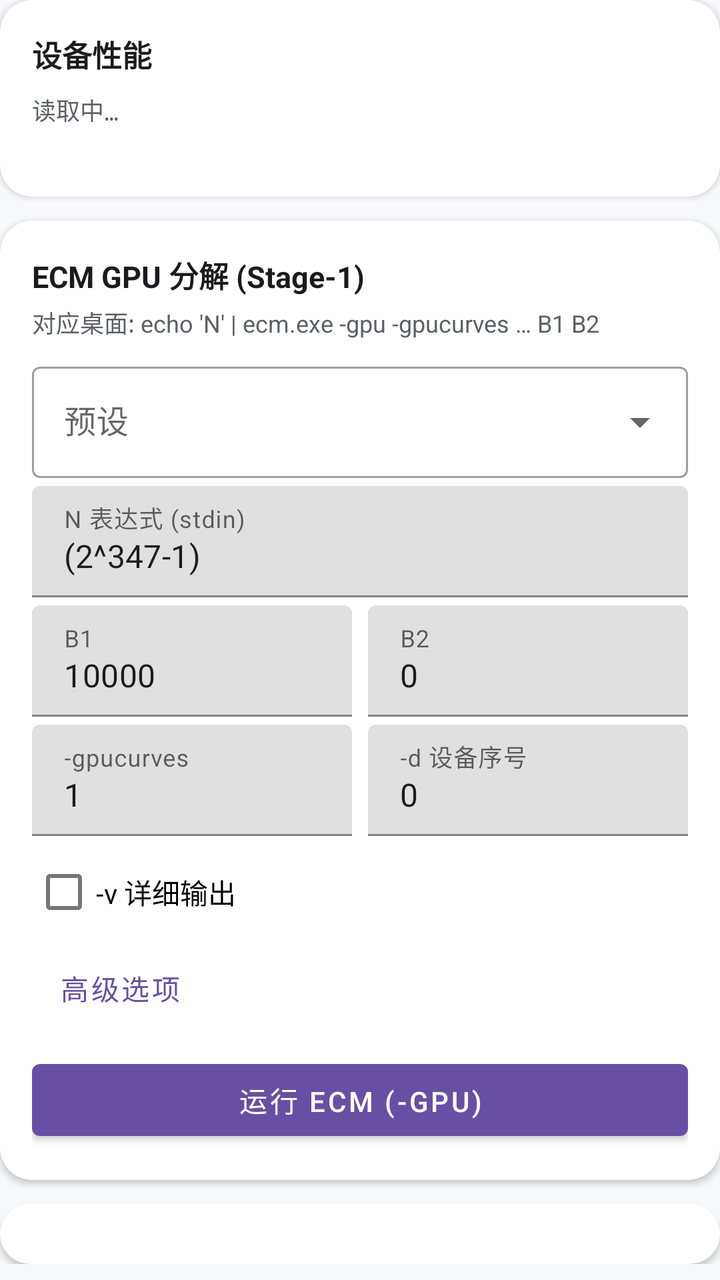
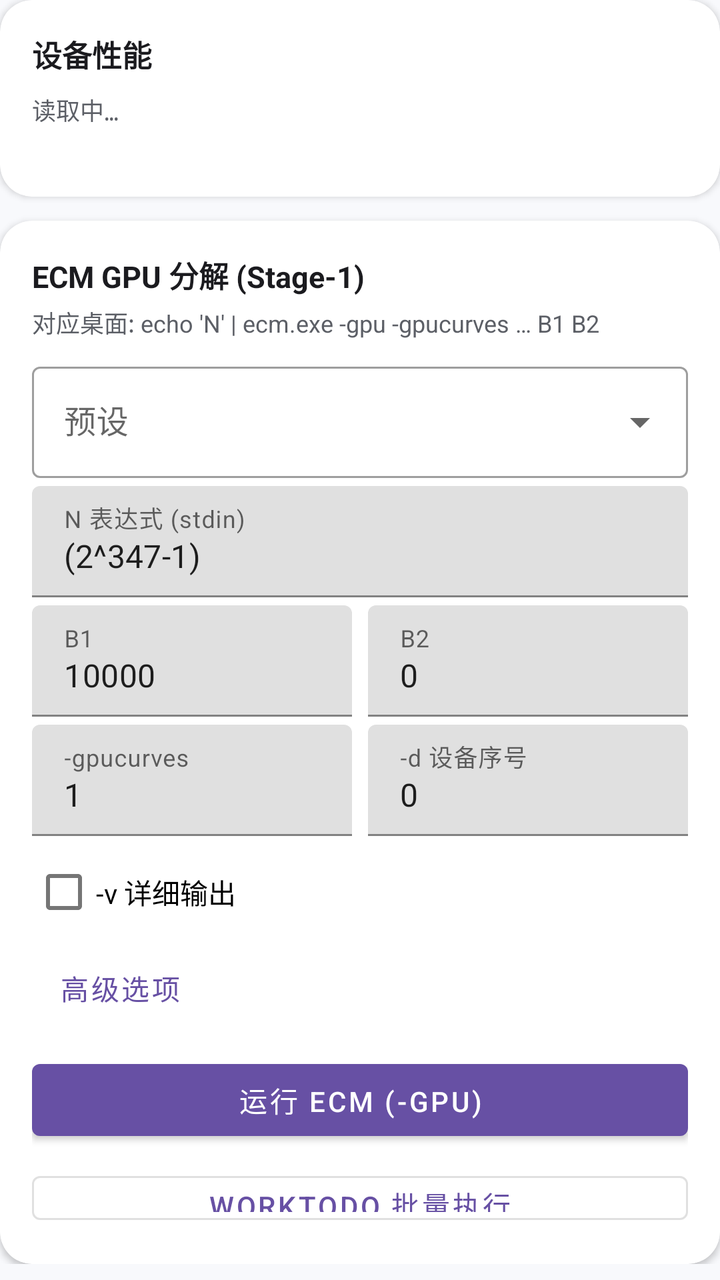

Screens rendered from an Android XML layout before and after an edit, with the pre-edit source and the edit as a unified diff.
<!-- AndroidManifest.xml: application theme Theme.ECM -->
<!-- res/layout/content_ecm.xml -->
<?xml version="1.0" encoding="utf-8"?>
<LinearLayout xmlns:android="http://schemas.android.com/apk/res/android"
    xmlns:app="http://schemas.android.com/apk/res-auto"
    android:layout_width="match_parent"
    android:layout_height="wrap_content"
    android:orientation="vertical"
    android:paddingBottom="8dp">

    <com.google.android.material.card.MaterialCardView
        android:layout_width="match_parent"
        android:layout_height="wrap_content"
        app:cardBackgroundColor="@color/card_bg"
        app:cardCornerRadius="16dp"
        app:cardElevation="2dp">

        <LinearLayout
            android:layout_width="match_parent"
            android:layout_height="wrap_content"
            android:orientation="vertical"
            android:padding="16dp">

            <TextView
                android:layout_width="match_parent"
                android:layout_height="wrap_content"
                android:text="@string/perf_section_title"
                android:textColor="@color/text_primary"
                android:textSize="15sp"
                android:textStyle="bold" />

            <TextView
                android:id="@+id/perf_text"
                android:layout_width="match_parent"
                android:layout_height="wrap_content"
                android:layout_marginTop="8dp"
                android:fontFamily="monospace"
                android:lineSpacingExtra="2dp"
                android:text="@string/perf_loading"
                android:textColor="@color/text_secondary"
                android:textSize="12sp" />

            <TextView
                android:id="@+id/perf_updated"
                android:layout_width="match_parent"
                android:layout_height="wrap_content"
                android:layout_marginTop="4dp"
                android:textColor="@color/text_secondary"
                android:textSize="11sp" />
        </LinearLayout>
    </com.google.android.material.card.MaterialCardView>

    <com.google.android.material.card.MaterialCardView
        android:layout_width="match_parent"
        android:layout_height="wrap_content"
        android:layout_marginTop="12dp"
        app:cardBackgroundColor="@color/card_bg"
        app:cardCornerRadius="16dp"
        app:cardElevation="2dp">

        <LinearLayout
            android:layout_width="match_parent"
            android:layout_height="wrap_content"
            android:orientation="vertical"
            android:padding="16dp">

            <TextView
                android:layout_width="match_parent"
                android:layout_height="wrap_content"
                android:text="@string/ecm_section_title"
                android:textColor="@color/text_primary"
                android:textSize="15sp"
                android:textStyle="bold" />

            <TextView
                android:layout_width="match_parent"
                android:layout_height="wrap_content"
                android:layout_marginTop="4dp"
                android:text="@string/ecm_section_hint"
                android:textColor="@color/text_secondary"
                android:textSize="12sp" />

            <com.google.android.material.textfield.TextInputLayout
                android:id="@+id/layout_n_preset"
                android:layout_width="match_parent"
                android:layout_height="wrap_content"
                android:layout_marginTop="8dp"
                android:hint="@string/hint_n_preset"
                style="@style/Widget.MaterialComponents.TextInputLayout.OutlinedBox.ExposedDropdownMenu">

                <AutoCompleteTextView
                    android:id="@+id/input_n_preset"
                    android:layout_width="match_parent"
                    android:layout_height="wrap_content"
                    android:inputType="none" />
            </com.google.android.material.textfield.TextInputLayout>

            <com.google.android.material.textfield.TextInputLayout
                android:layout_width="match_parent"
                android:layout_height="wrap_content"
                android:layout_marginTop="4dp"
                android:hint="@string/hint_n_expr">

                <com.google.android.material.textfield.TextInputEditText
                    android:id="@+id/input_n_expr"
                    android:layout_width="match_parent"
                    android:layout_height="wrap_content"
                    android:imeOptions="actionDone"
                    android:inputType="text"
                    android:text="@string/default_n_expr" />
            </com.google.android.material.textfield.TextInputLayout>

            <LinearLayout
                android:layout_width="match_parent"
                android:layout_height="wrap_content"
                android:layout_marginTop="4dp"
                android:orientation="horizontal">

                <com.google.android.material.textfield.TextInputLayout
                    android:layout_width="0dp"
                    android:layout_height="wrap_content"
                    android:layout_marginEnd="4dp"
                    android:layout_weight="1"
                    android:hint="@string/hint_b1">

                    <com.google.android.material.textfield.TextInputEditText
                        android:id="@+id/input_b1"
                        android:layout_width="match_parent"
                        android:layout_height="wrap_content"
                        android:inputType="numberDecimal"
                        android:text="@string/default_b1" />
                </com.google.android.material.textfield.TextInputLayout>

                <com.google.android.material.textfield.TextInputLayout
                    android:layout_width="0dp"
                    android:layout_height="wrap_content"
                    android:layout_marginStart="4dp"
                    android:layout_weight="1"
                    android:hint="@string/hint_b2">

                    <com.google.android.material.textfield.TextInputEditText
                        android:id="@+id/input_b2"
                        android:layout_width="match_parent"
                        android:layout_height="wrap_content"
                        android:inputType="numberDecimal"
                        android:text="@string/default_b2" />
                </com.google.android.material.textfield.TextInputLayout>
            </LinearLayout>

            <LinearLayout
                android:layout_width="match_parent"
                android:layout_height="wrap_content"
                android:layout_marginTop="4dp"
                android:orientation="horizontal">

                <com.google.android.material.textfield.TextInputLayout
                    android:layout_width="0dp"
                    android:layout_height="wrap_content"
                    android:layout_marginEnd="4dp"
                    android:layout_weight="1"
                    android:hint="@string/hint_gpu_curves">

                    <com.google.android.material.textfield.TextInputEditText
                        android:id="@+id/input_gpu_curves"
                        android:layout_width="match_parent"
                        android:layout_height="wrap_content"
                        android:inputType="number"
                        android:text="@string/default_gpu_curves" />
                </com.google.android.material.textfield.TextInputLayout>

                <com.google.android.material.textfield.TextInputLayout
                    android:layout_width="0dp"
                    android:layout_height="wrap_content"
                    android:layout_marginStart="4dp"
                    android:layout_weight="1"
                    android:hint="@string/hint_device_index">

                    <com.google.android.material.textfield.TextInputEditText
                        android:id="@+id/input_device_index"
                        android:layout_width="match_parent"
                        android:layout_height="wrap_content"
                        android:inputType="number"
                        android:text="@string/default_device_index" />
                </com.google.android.material.textfield.TextInputLayout>
            </LinearLayout>

            <com.google.android.material.checkbox.MaterialCheckBox
                android:id="@+id/chk_verbose"
                android:layout_width="match_parent"
                android:layout_height="wrap_content"
                android:layout_marginTop="4dp"
                android:text="@string/chk_verbose" />

            <com.google.android.material.button.MaterialButton
                android:id="@+id/btn_toggle_advanced"
                style="@style/Widget.MaterialComponents.Button.TextButton"
                android:layout_width="wrap_content"
                android:layout_height="wrap_content"
                android:text="@string/ecm_advanced_title" />

            <LinearLayout
                android:id="@+id/ecm_advanced_panel"
                android:layout_width="match_parent"
                android:layout_height="wrap_content"
                android:orientation="vertical"
                android:visibility="gone">

                <com.google.android.material.textfield.TextInputLayout
                    android:layout_width="match_parent"
                    android:layout_height="wrap_content"
                    android:hint="@string/hint_gpu_ckpt">

                    <com.google.android.material.textfield.TextInputEditText
                        android:id="@+id/input_gpu_ckpt"
                        android:layout_width="match_parent"
                        android:layout_height="wrap_content"
                        android:inputType="numberDecimal"
                        android:text="@string/default_gpu_ckpt" />
                </com.google.android.material.textfield.TextInputLayout>

                <com.google.android.material.textfield.TextInputLayout
                    android:layout_width="match_parent"
                    android:layout_height="wrap_content"
                    android:hint="@string/hint_save_file">

                    <com.google.android.material.textfield.TextInputEditText
                        android:id="@+id/input_save_file"
                        android:layout_width="match_parent"
                        android:layout_height="wrap_content"
                        android:inputType="text" />
                </com.google.android.material.textfield.TextInputLayout>

                <com.google.android.material.checkbox.MaterialCheckBox
                    android:id="@+id/chk_save_append"
                    android:layout_width="match_parent"
                    android:layout_height="wrap_content"
                    android:text="@string/chk_save_append" />

                <com.google.android.material.textfield.TextInputLayout
                    android:layout_width="match_parent"
                    android:layout_height="wrap_content"
                    android:layout_marginTop="4dp"
                    android:hint="@string/hint_sigma">

                    <com.google.android.material.textfield.TextInputEditText
                        android:id="@+id/input_sigma"
                        android:layout_width="match_parent"
                        android:layout_height="wrap_content"
                        android:inputType="number" />
                </com.google.android.material.textfield.TextInputLayout>

                <com.google.android.material.textfield.TextInputLayout
                    android:layout_width="match_parent"
                    android:layout_height="wrap_content"
                    android:layout_marginTop="4dp"
                    android:hint="@string/hint_mul_path"
                    style="@style/Widget.MaterialComponents.TextInputLayout.OutlinedBox.ExposedDropdownMenu">

                    <AutoCompleteTextView
                        android:id="@+id/input_mul_path"
                        android:layout_width="match_parent"
                        android:layout_height="wrap_content"
                        android:inputType="none" />
                </com.google.android.material.textfield.TextInputLayout>

                <com.google.android.material.textfield.TextInputLayout
                    android:layout_width="match_parent"
                    android:layout_height="wrap_content"
                    android:layout_marginTop="4dp"
                    android:hint="@string/hint_sqr_path"
                    style="@style/Widget.MaterialComponents.TextInputLayout.OutlinedBox.ExposedDropdownMenu">

                    <AutoCompleteTextView
                        android:id="@+id/input_sqr_path"
                        android:layout_width="match_parent"
                        android:layout_height="wrap_content"
                        android:inputType="none" />
                </com.google.android.material.textfield.TextInputLayout>

                <com.google.android.material.textfield.TextInputLayout
                    android:layout_width="match_parent"
                    android:layout_height="wrap_content"
                    android:layout_marginTop="4dp"
                    android:hint="@string/hint_add_path"
                    style="@style/Widget.MaterialComponents.TextInputLayout.OutlinedBox.ExposedDropdownMenu">

                    <AutoCompleteTextView
                        android:id="@+id/input_add_path"
                        android:layout_width="match_parent"
                        android:layout_height="wrap_content"
                        android:inputType="none" />
                </com.google.android.material.textfield.TextInputLayout>

                <com.google.android.material.textfield.TextInputLayout
                    android:layout_width="match_parent"
                    android:layout_height="wrap_content"
                    android:layout_marginTop="4dp"
                    android:hint="@string/hint_sub_path"
                    style="@style/Widget.MaterialComponents.TextInputLayout.OutlinedBox.ExposedDropdownMenu">

                    <AutoCompleteTextView
                        android:id="@+id/input_sub_path"
                        android:layout_width="match_parent"
                        android:layout_height="wrap_content"
                        android:inputType="none" />
                </com.google.android.material.textfield.TextInputLayout>

                <com.google.android.material.textfield.TextInputLayout
                    android:layout_width="match_parent"
                    android:layout_height="wrap_content"
                    android:layout_marginTop="4dp"
                    android:hint="@string/hint_special_mult_path"
                    style="@style/Widget.MaterialComponents.TextInputLayout.OutlinedBox.ExposedDropdownMenu">

                    <AutoCompleteTextView
                        android:id="@+id/input_special_mult_path"
                        android:layout_width="match_parent"
                        android:layout_height="wrap_content"
                        android:inputType="none" />
                </com.google.android.material.textfield.TextInputLayout>
            </LinearLayout>

            <com.google.android.material.button.MaterialButton
                android:id="@+id/btn_run_ecm"
                style="@style/Widget.MaterialComponents.Button"
                android:layout_width="match_parent"
                android:layout_height="wrap_content"
                android:layout_marginTop="8dp"
                android:text="@string/btn_run_ecm" />
        </LinearLayout>
    </com.google.android.material.card.MaterialCardView>

    <com.google.android.material.card.MaterialCardView
        android:layout_width="match_parent"
        android:layout_height="wrap_content"
        android:layout_marginTop="12dp"
        app:cardBackgroundColor="@color/card_bg"
        app:cardCornerRadius="16dp"
        app:cardElevation="2dp">

        <LinearLayout
            android:layout_width="match_parent"
            android:layout_height="wrap_content"
            android:orientation="vertical"
            android:padding="16dp">

            <TextView
                android:layout_width="match_parent"
                android:layout_height="wrap_content"
                android:text="@string/ecm_diag_title"
                android:textColor="@color/text_primary"
                android:textSize="14sp"
                android:textStyle="bold" />

            <com.google.android.material.button.MaterialButton
                android:id="@+id/btn_probe"
                style="@style/Widget.MaterialComponents.Button"
                android:layout_width="match_parent"
                android:layout_height="wrap_content"
                android:layout_marginTop="8dp"
                android:text="@string/btn_probe" />

            <com.google.android.material.button.MaterialButton
                android:id="@+id/btn_short"
                style="@style/Widget.MaterialComponents.Button.OutlinedButton"
                android:layout_width="match_parent"
                android:layout_height="wrap_content"
                android:layout_marginTop="8dp"
                android:text="@string/btn_short" />
        </LinearLayout>
    </com.google.android.material.card.MaterialCardView>

    <com.google.android.material.card.MaterialCardView
        android:layout_width="match_parent"
        android:layout_height="wrap_content"
        android:layout_marginTop="12dp"
        app:cardBackgroundColor="@color/card_bg"
        app:cardCornerRadius="16dp"
        app:cardElevation="2dp">

        <LinearLayout
            android:layout_width="match_parent"
            android:layout_height="wrap_content"
            android:orientation="vertical"
            android:padding="16dp">

            <TextView
                android:layout_width="match_parent"
                android:layout_height="wrap_content"
                android:text="@string/output_section_title"
                android:textColor="@color/text_primary"
                android:textSize="14sp"
                android:textStyle="bold" />

            <ProgressBar
                android:id="@+id/progress_ecm"
                style="?android:attr/progressBarStyleHorizontal"
                android:layout_width="match_parent"
                android:layout_height="wrap_content"
                android:layout_marginTop="8dp"
                android:indeterminate="true"
                android:visibility="gone" />

            <TextView
                android:id="@+id/output_ecm"
                android:layout_width="match_parent"
                android:layout_height="wrap_content"
                android:layout_marginTop="4dp"
                android:fontFamily="monospace"
                android:lineSpacingExtra="2dp"
                android:minHeight="80dp"
                android:text="@string/output_hint_ecm"
                android:textColor="@color/text_primary"
                android:textIsSelectable="true"
                android:textSize="11sp" />

            <TextView
                android:id="@+id/log_path_ecm"
                android:layout_width="match_parent"
                android:layout_height="wrap_content"
                android:layout_marginTop="8dp"
                android:textColor="@color/text_secondary"
                android:textIsSelectable="true"
                android:textSize="10sp" />
        </LinearLayout>
    </com.google.android.material.card.MaterialCardView>
</LinearLayout>
<!-- resources referenced by this layout -->
<resources>
  <color name="card_bg">#FFFFFF</color>
  <color name="text_primary">#1B1B1F</color>
  <color name="text_secondary">#5C5F66</color>
  <string name="btn_probe">设备探测</string>
  <string name="btn_run_ecm">运行 ECM (-gpu)</string>
  <string name="btn_short">简短测试</string>
  <string name="chk_save_append">-savea 追加到已有文件</string>
  <string name="chk_verbose">-v 详细输出</string>
  <string name="default_b1">10000</string>
  <string name="default_b2">0</string>
  <string name="default_device_index">0</string>
  <string name="default_gpu_ckpt">60</string>
  <string name="default_gpu_curves">1</string>
  <string name="default_n_expr">(2^347-1)</string>
  <string name="ecm_advanced_title">高级选项</string>
  <string name="ecm_diag_title">OpenCL 诊断</string>
  <string name="ecm_section_hint">对应桌面: echo \'N\' | ecm.exe -gpu -gpucurves … B1 B2</string>
  <string name="ecm_section_title">ECM GPU 分解 (Stage-1)</string>
  <string name="hint_add_path">--add</string>
  <string name="hint_b1">B1</string>
  <string name="hint_b2">B2</string>
  <string name="hint_device_index">-d 设备序号</string>
  <string name="hint_gpu_ckpt">-gpuckpt (秒, 0=禁用)</string>
  <string name="hint_gpu_curves">-gpucurves</string>
  <string name="hint_mul_path">--mul</string>
  <string name="hint_n_expr">N 表达式 (stdin)</string>
  <string name="hint_n_preset">预设</string>
  <string name="hint_save_file">-save / -savea 文件名 (空=禁用)</string>
  <string name="hint_sigma">-sigma (空=随机)</string>
  <string name="hint_special_mult_path">--special-mult</string>
  <string name="hint_sqr_path">--sqr</string>
  <string name="hint_sub_path">--sub</string>
  <string name="output_hint_ecm">运行 ECM 或诊断后显示日志…</string>
  <string name="output_section_title">输出日志</string>
  <string name="perf_loading">读取中…</string>
  <string name="perf_section_title">设备性能</string>
  <style name="Theme.ECM" parent="Theme.MaterialComponents.DayNight.NoActionBar">
          <item name="colorPrimary">@color/purple_500</item>
          <item name="colorPrimaryVariant">@color/purple_700</item>
          <item name="colorOnPrimary">@color/white</item>
          <item name="colorSecondary">@color/accent</item>
          <item name="android:statusBarColor">@android:color/transparent</item>
          <item name="android:navigationBarColor">@android:color/transparent</item>
          <item name="android:windowLightStatusBar">false</item>
          <item name="android:windowBackground">@color/surface</item>
      </style>
  <color name="purple_500">#6750A4</color>
  <color name="purple_700">#4F378B</color>
  <color name="white">#FFFFFF</color>
  <color name="accent">#006A6A</color>
  <color name="surface">#F8F9FC</color>
</resources>

<!-- the commit's change to res/layout/content_ecm.xml (unified diff, before → after) -->
@@ -325,6 +325,14 @@
                 android:layout_height="wrap_content"
                 android:layout_marginTop="8dp"
                 android:text="@string/btn_run_ecm" />
+
+            <com.google.android.material.button.MaterialButton
+                android:id="@+id/btn_worktodo"
+                style="@style/Widget.MaterialComponents.Button.OutlinedButton"
+                android:layout_width="match_parent"
+                android:layout_height="wrap_content"
+                android:layout_marginTop="8dp"
+                android:text="@string/btn_worktodo" />
         </LinearLayout>
     </com.google.android.material.card.MaterialCardView>
 
<!-- resource entries referenced after the edit -->
@@ -6,6 +6,7 @@
   <string name="btn_probe">设备探测</string>
   <string name="btn_run_ecm">运行 ECM (-gpu)</string>
   <string name="btn_short">简短测试</string>
+  <string name="btn_worktodo">Worktodo 批量执行</string>
   <string name="chk_save_append">-savea 追加到已有文件</string>
   <string name="chk_verbose">-v 详细输出</string>
   <string name="default_b1">10000</string>
